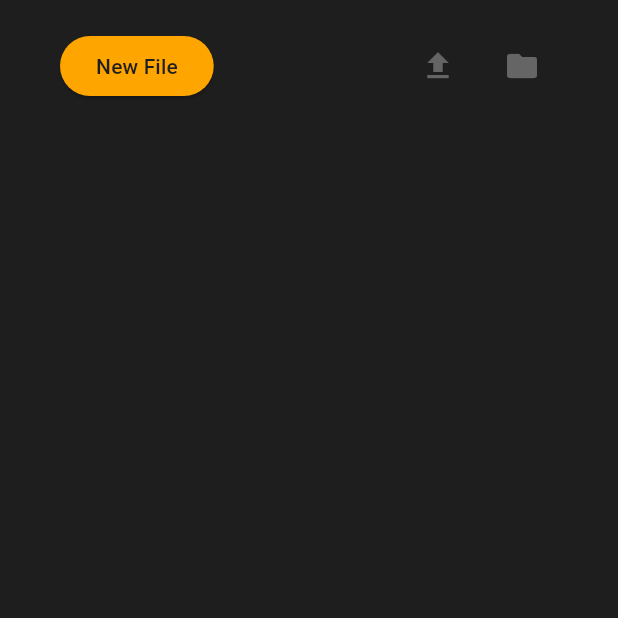
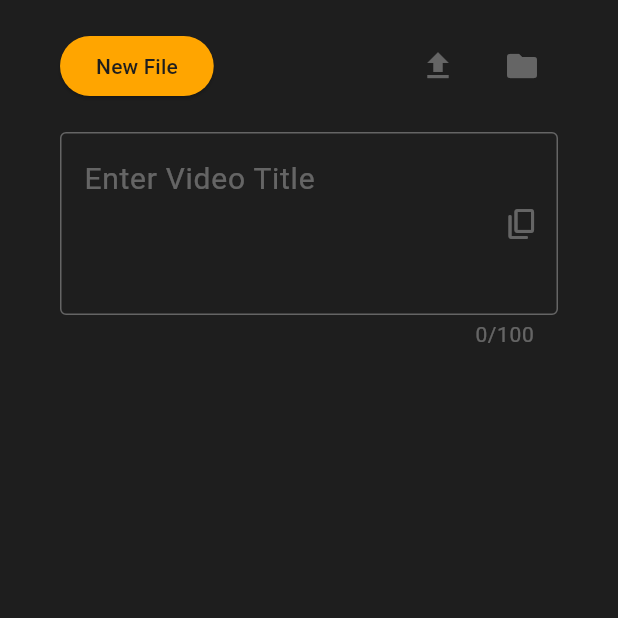
Before and after one commit to MuhamedUssama/metatube, a Flutter app: the screen it shows after launch, on a phone screen of 412 x 824 dp, the top half of it. Run offline on Flutter 3.47's test engine with Material 3 defaults, Android fonts, the phone set to English and light mode, and no system bars.

Commit message:
finished the first text field and it's functions

```diff
--- a/lib/screens/home_screen.dart
+++ b/lib/screens/home_screen.dart
@@ -13,15 +13,16 @@ class HomeScreen extends StatefulWidget {
 }
 
 class _HomeScreenState extends State<HomeScreen> {
+  final TextEditingController textController = TextEditingController();
   @override
   Widget build(BuildContext context) {
-    return const Scaffold(
+    return Scaffold(
       backgroundColor: AppTheme.dark,
       body: Padding(
-        padding: EdgeInsets.symmetric(horizontal: 40, vertical: 20),
+        padding: const EdgeInsets.symmetric(horizontal: 40, vertical: 20),
         child: Column(
           children: [
-            Row(
+            const Row(
               mainAxisAlignment: MainAxisAlignment.spaceBetween,
               children: [
                 MainButton(text: "New File"),
@@ -38,8 +39,13 @@ class _HomeScreenState extends State<HomeScreen> {
                 ),
               ],
             ),
-            SizedBox(height: 20),
-            // CustomTextField(),
+            const SizedBox(height: 20),
+            CustomTextField(
+              controller: textController,
+              hintText: "Enter Video Title",
+              maxLength: 100,
+              maxLines: 3,
+            ),
           ],
         ),
       ),
--- a/lib/utils/app_style.dart
+++ b/lib/utils/app_style.dart
@@ -3,10 +3,15 @@ import 'package:flutter/material.dart';
 abstract class AppTheme {
   static const Color dark = Color(0xff1e1e1e);
   static const Color medium = Color(0x50ffffff);
+  static const Color light = Color(0xffffffff);
   static const Color accent = Color(0xffffa500);
 
   static const Color disableBackgroundColor = Colors.black12;
   static const Color disableForegroundColor = Colors.white12;
+
+  static const TextStyle inputTextStyle = TextStyle(color: light, fontSize: 20);
+  static const TextStyle hintText = TextStyle(color: medium);
+  static const TextStyle counterStyle = TextStyle(color: medium, fontSize: 14);
 
   // static ElevatedButtonThemeData elevatedButtonThemeData =
   //     ElevatedButtonThemeData(
--- a/lib/widgets/custom_textfield.dart
+++ b/lib/widgets/custom_textfield.dart
@@ -1,16 +1,19 @@
 import 'package:flutter/material.dart';
+import 'package:flutter/services.dart';
+import 'package:metatube/utils/app_style.dart';
+import 'package:metatube/utils/snakbar_utils.dart';
 
 class CustomTextField extends StatefulWidget {
   final int maxLength;
-  final int? maxLines;
-  final String hentText;
+  final int maxLines;
+  final String hintText;
   final TextEditingController controller;
 
   const CustomTextField({
     super.key,
     required this.maxLength,
-    this.maxLines,
-    required this.hentText,
+    required this.maxLines,
+    required this.hintText,
     required this.controller,
   });
 
@@ -19,8 +22,58 @@ class CustomTextField extends StatefulWidget {
 }
 
 class _CustomTextFieldState extends State<CustomTextField> {
+  final _focusNode = FocusNode();
+
+  @override
+  void dispose() {
+    _focusNode.dispose();
+    super.dispose();
+  }
+
+  void copyToClipboard(context, String text) {
+    Clipboard.setData(ClipboardData(text: text));
+
+    SnakBarUtils.showSnakbar(context, Icons.content_copy, "Copied text");
+  }
+
   @override
   Widget build(BuildContext context) {
-    return const TextField();
+    return TextField(
+      focusNode: _focusNode,
+      onEditingComplete: () => FocusScope.of(context).nextFocus(),
+      controller: widget.controller,
+      maxLength: widget.maxLength,
+      maxLines: widget.maxLines,
+      keyboardType: TextInputType.multiline,
+      cursorColor: AppTheme.accent,
+      style: AppTheme.inputTextStyle,
+      decoration: InputDecoration(
+        hintText: widget.hintText,
+        hintStyle: AppTheme.hintText,
+        suffixIcon: _copyButton(context),
+        focusedBorder: const OutlineInputBorder(
+          borderSide: BorderSide(color: AppTheme.accent),
+        ),
+        enabledBorder: const OutlineInputBorder(
+          borderSide: BorderSide(color: AppTheme.medium),
+        ),
+        counterStyle: AppTheme.counterStyle,
+      ),
+    );
+  }
+
+  IconButton _copyButton(BuildContext context) {
+    return IconButton(
+      onPressed: widget.controller.text.isNotEmpty
+          ? () => copyToClipboard(context, widget.controller.text)
+          : null,
+      color: AppTheme.accent,
+      splashColor: AppTheme.accent,
+      disabledColor: AppTheme.medium,
+      splashRadius: 20,
+      icon: const Icon(
+        Icons.content_copy_rounded,
+      ),
+    );
   }
 }
```
Also changed, not shown: lib/utils/snakbar_utils.dart (added, +23 -0 lines).
